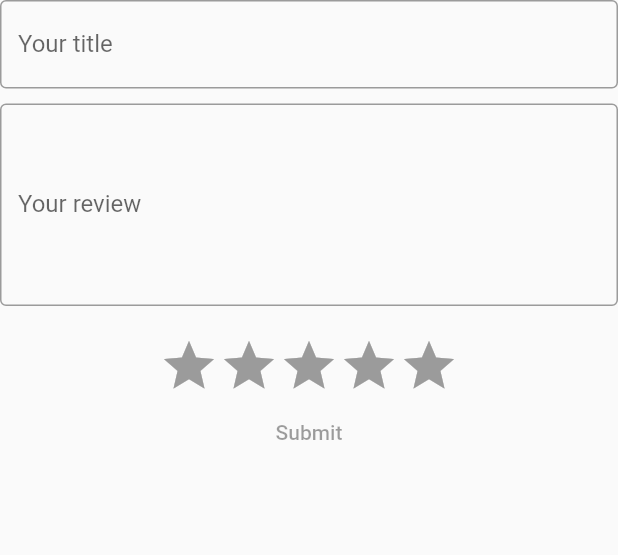
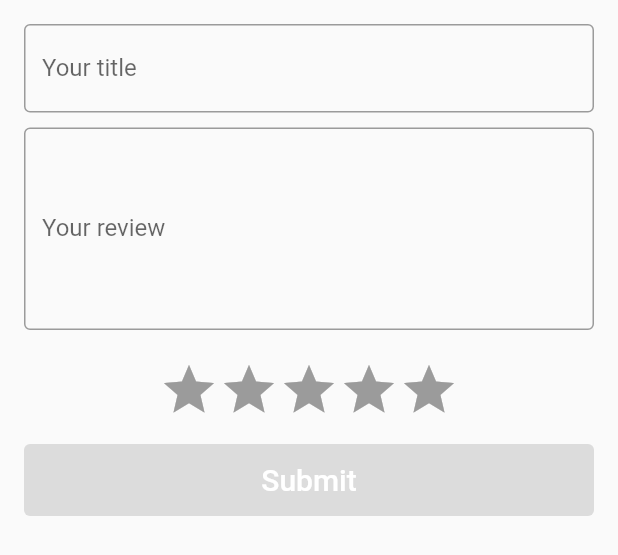
Before and after one commit to gschlaen/coolmovies-mobile, a Flutter app: the LeaveReviewForm widget shown alone on an empty page, opened directly with empty values, on a phone screen of 412 x 824 dp. Shown: the top 555 px of the screen. Run offline on Flutter 3.47's test engine with Material 2 defaults, Android fonts, the phone set to English and light mode, and no system bars; drawn by our look-alikes of flutter_rating_bar; our stand-ins replace flutter_riverpod, go_router, graphql_flutter, shimmer; network calls fail.

Commit message:
Improve LeaveReviewForm UI

```diff
--- /dev/null
+++ b/lib/src/common_widgets/primary_button.dart
@@ -0,0 +1,28 @@
+import 'package:flutter/material.dart';
+
+class PrimaryButton extends StatelessWidget {
+  const PrimaryButton(
+      {super.key, required this.text, this.isLoading = false, this.onPressed});
+  final String text;
+  final bool isLoading;
+  final VoidCallback? onPressed;
+  @override
+  Widget build(BuildContext context) {
+    return SizedBox(
+      height: 48,
+      child: ElevatedButton(
+        onPressed: onPressed,
+        child: isLoading
+            ? const CircularProgressIndicator()
+            : Text(
+                text,
+                textAlign: TextAlign.center,
+                style: Theme.of(context)
+                    .textTheme
+                    .titleLarge!
+                    .copyWith(color: Colors.white),
+              ),
+      ),
+    );
+  }
+}
--- a/lib/src/features/reviews/presentation/leave_review/leave_review_form.dart
+++ b/lib/src/features/reviews/presentation/leave_review/leave_review_form.dart
@@ -1,3 +1,4 @@
+import 'package:coolmovies/src/common_widgets/primary_button.dart';
 import 'package:coolmovies/src/features/reviews/presentation/leave_review/leave_review_controller.dart';
 import 'package:coolmovies/src/features/reviews/presentation/movie_review/movie_rating_bar.dart';
 import 'package:flutter/material.dart';
@@ -29,7 +30,9 @@ class _LeaveReviewFormState extends ConsumerState<LeaveReviewForm> {
         _rating = 0;
       }
     });
-    return Column(
+    return Padding(
+      padding: const EdgeInsets.all(16.0),
+      child: Column(
         crossAxisAlignment: CrossAxisAlignment.stretch,
         children: [
           TextField(
@@ -58,23 +61,27 @@ class _LeaveReviewFormState extends ConsumerState<LeaveReviewForm> {
               onRatingUpdate: (rating) => setState(() => _rating = rating),
             ),
           ),
-        TextButton(
+          const SizedBox(height: 16),
+          PrimaryButton(
+            text: 'Submit',
+            isLoading: state.isLoading,
             onPressed: state.isLoading ||
                     _rating == 0 ||
                     _titleController.text.trim().isEmpty ||
                     _bodyController.text.trim().isEmpty
                 ? null
-              : () =>
-                  ref.read(leaveReviewControllerProvider.notifier).submitReview(
+                : () => ref
+                    .read(leaveReviewControllerProvider.notifier)
+                    .submitReview(
                       title: _titleController.text,
                       body: _bodyController.text,
                       rating: _rating.toInt(),
                       movieId: widget.movietId,
                     ),
-          child: const Text('Submit'),
           ),
           const SizedBox(height: 20),
         ],
+      ),
     );
   }
 }
```
Also changed, not shown: lib/src/features/reviews/presentation/leave_review/leave_review_widget.dart (added, +31 -0 lines). Lines whose indentation alone changed are shown as unchanged.
